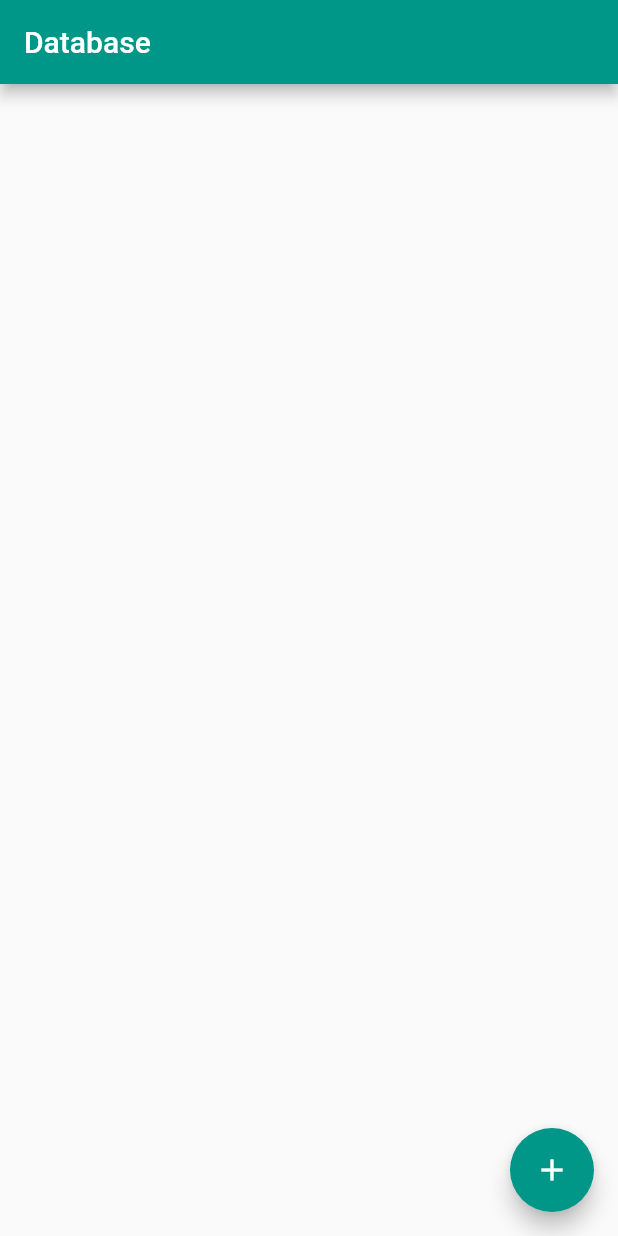
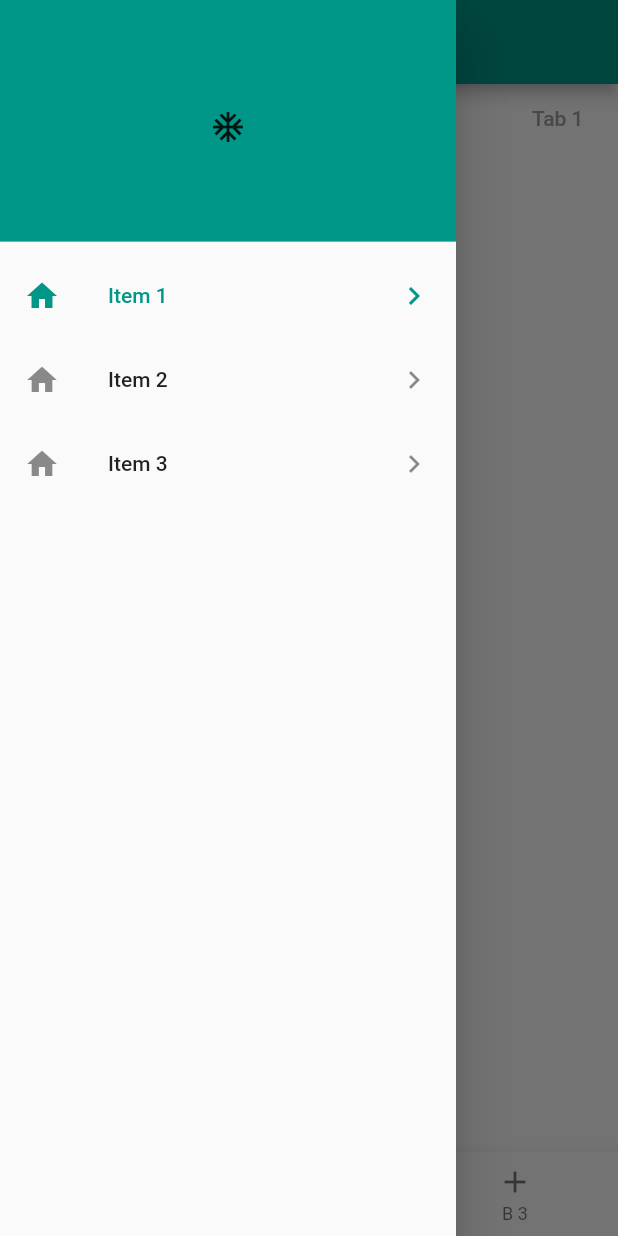
Before and after one commit to abdullahmansss/firstApp, a Flutter app: the screen it shows after launch, with the side drawer open (before the commit the screen has no drawer), on a phone screen of 412 x 824 dp. Run offline on Flutter 3.47's test engine with Material 2 defaults, Android fonts, the phone set to English and light mode, and no system bars; our stand-ins replace sqflite; missing offline and left inert: dart:ffi; accounts and stored records are empty.

Commit message:
Navigation

```diff
--- /dev/null
+++ b/lib/b1.dart
@@ -0,0 +1,73 @@
+import 'package:first_flutter/t1.dart';
+import 'package:first_flutter/t2.dart';
+import 'package:flutter/material.dart';
+
+class B1Screen extends StatelessWidget {
+  @override
+  Widget build(BuildContext context) {
+    return DefaultTabController(
+      length: 6,
+      child: Column(
+        children: <Widget>[
+          TabBar(
+            isScrollable: true,
+            labelColor: Colors.teal,
+            unselectedLabelColor: Colors.grey,
+            indicatorWeight: 6.0,
+            indicatorSize: TabBarIndicatorSize.label,
+            tabs: <Widget>[
+              Padding(
+                padding: const EdgeInsets.symmetric(horizontal: 20.0),
+                child: Tab(
+                  text: 'Tab 1',
+                ),
+              ),
+              Padding(
+                padding: const EdgeInsets.symmetric(horizontal: 20.0),
+                child: Tab(
+                  text: 'Tab 1',
+                ),
+              ),
+              Padding(
+                padding: const EdgeInsets.symmetric(horizontal: 20.0),
+                child: Tab(
+                  text: 'Tab 1',
+                ),
+              ),
+              Padding(
+                padding: const EdgeInsets.symmetric(horizontal: 20.0),
+                child: Tab(
+                  text: 'Tab 1',
+                ),
+              ),
+              Padding(
+                padding: const EdgeInsets.symmetric(horizontal: 20.0),
+                child: Tab(
+                  text: 'Tab 1',
+                ),
+              ),
+              Padding(
+                padding: const EdgeInsets.symmetric(horizontal: 20.0),
+                child: Tab(
+                  text: 'Tab 1',
+                ),
+              ),
+            ],
+          ),
+          Expanded(
+            child: TabBarView(
+                children: <Widget>[
+                  T1Screen(),
+                  T2Screen(),
+                  T1Screen(),
+                  T2Screen(),
+                  T1Screen(),
+                  T2Screen(),
+                ],
+            ),
+          ),
+        ],
+      ),
+    );
+  }
+}
--- /dev/null
+++ b/lib/b2.dart
@@ -0,0 +1,26 @@
+import 'package:flutter/material.dart';
+
+class B2Screen extends StatelessWidget {
+  @override
+  Widget build(BuildContext context) {
+    return Scaffold(
+      body: Text(
+        'B2 Screen',
+        style: TextStyle(
+          fontSize: 30.0,
+        ),
+      ),
+      bottomSheet: BottomSheet(
+        onClosing: () {
+
+        },
+          builder: (ctx) => Text(
+            'B2 Screen',
+            style: TextStyle(
+              fontSize: 30.0,
+            ),
+          ),
+      ),
+    );
+  }
+}
--- /dev/null
+++ b/lib/b3.dart
@@ -0,0 +1,13 @@
+import 'package:flutter/material.dart';
+
+class B3Screen extends StatelessWidget {
+  @override
+  Widget build(BuildContext context) {
+    return Text(
+      'B3 Screen',
+      style: TextStyle(
+        fontSize: 30.0,
+      ),
+    );
+  }
+}
--- a/lib/database.dart
+++ b/lib/database.dart
@@ -28,11 +28,9 @@ class _DataBaseState extends State<DataBase> {
   }
 
   @override
-  Widget build(BuildContext context) {
+  Widget build(BuildContext context)
+  {
     return Scaffold(
-      appBar: AppBar(
-        title: Text('Database'),
-      ),
       body: ListView.separated(
         itemCount: list.length,
         itemBuilder: (ctx, index) => buildItem(list, index, context),
@@ -122,7 +120,7 @@ class _DataBaseState extends State<DataBase> {
                   }
                 },
                 child: Text(
-                  list != null ? 'Update User' : 'Add User',
+                  list != null  ? 'Update User' : 'Add User',
                   style: TextStyle(
                     color: Colors.white,
                   ),
--- /dev/null
+++ b/lib/home.dart
@@ -0,0 +1,96 @@
+import 'package:first_flutter/b1.dart';
+import 'package:first_flutter/b2.dart';
+import 'package:first_flutter/database.dart';
+import 'package:flutter/material.dart';
+
+class HomeScreen extends StatefulWidget {
+  @override
+  _HomeScreenState createState() => _HomeScreenState();
+}
+
+class _HomeScreenState extends State<HomeScreen> {
+  int currentIndex = 0;
+
+  List<Widget> bottoms = [
+    B1Screen(),
+    B2Screen(),
+    DataBase(),
+  ];
+
+  @override
+  Widget build(BuildContext context) {
+    return Scaffold(
+      appBar: AppBar(
+        title: Text('Bottom Navigation'),
+      ),
+      body: bottoms[currentIndex],
+      bottomNavigationBar: BottomNavigationBar(
+        items: <BottomNavigationBarItem>[
+          BottomNavigationBarItem(
+            icon: Icon(
+              Icons.add,
+            ),
+            title: Text('B 1'),
+          ),
+          BottomNavigationBarItem(
+            icon: Icon(
+              Icons.email,
+            ),
+            title: Text('B 2'),
+          ),
+          BottomNavigationBarItem(
+            icon: Icon(
+              Icons.add,
+            ),
+            title: Text('B 3'),
+          ),
+        ],
+        onTap: (index) {
+          setState(() {
+            currentIndex = index;
+          });
+          print('$index');
+        },
+        currentIndex: currentIndex,
+      ),
+      drawer: Drawer(
+        child: ListView(
+          children: <Widget>[
+            DrawerHeader(
+              child: Icon(
+                Icons.ac_unit,
+              ),
+              decoration: BoxDecoration(
+                color: Colors.teal,
+              ),
+            ),
+            ListView.builder(
+              shrinkWrap: true,
+              physics: NeverScrollableScrollPhysics(),
+              itemBuilder: (ctx, index) => ListTile(
+                selected: currentIndex == index ? true : false,
+                onTap: ()
+                {
+                  setState(() {
+                    currentIndex = index;
+                  });
+                  Navigator.of(context).pop();
+                },
+                title: Text(
+                  'Item ${(index + 1).toString()}',
+                ),
+                leading: Icon(
+                  Icons.home,
+                ),
+                trailing: Icon(
+                  Icons.keyboard_arrow_right,
+                ),
+              ),
+              itemCount: 3,
+            ),
+          ],
+        ),
+      ),
+    );
+  }
+}
--- a/lib/main.dart
+++ b/lib/main.dart
@@ -1,4 +1,5 @@
 import 'package:first_flutter/database.dart';
+import 'package:first_flutter/home.dart';
 import 'package:first_flutter/in_body.dart';
 import 'package:first_flutter/list.dart';
 import 'package:flutter/material.dart';
@@ -19,7 +20,7 @@ class MyApp extends StatelessWidget
       theme: ThemeData(
         primarySwatch: Colors.teal,
       ),
-      home: DataBase(),
+      home: HomeScreen(),
     );
   }
 }
--- /dev/null
+++ b/lib/t1.dart
@@ -0,0 +1,13 @@
+import 'package:flutter/material.dart';
+
+class T1Screen extends StatelessWidget {
+  @override
+  Widget build(BuildContext context) {
+    return Text(
+      'T1 Screen',
+      style: TextStyle(
+        fontSize: 30.0,
+      ),
+    );
+  }
+}
--- /dev/null
+++ b/lib/t2.dart
@@ -0,0 +1,13 @@
+import 'package:flutter/material.dart';
+
+class T2Screen extends StatelessWidget {
+  @override
+  Widget build(BuildContext context) {
+    return Text(
+      'T2 Screen',
+      style: TextStyle(
+        fontSize: 30.0,
+      ),
+    );
+  }
+}
```
